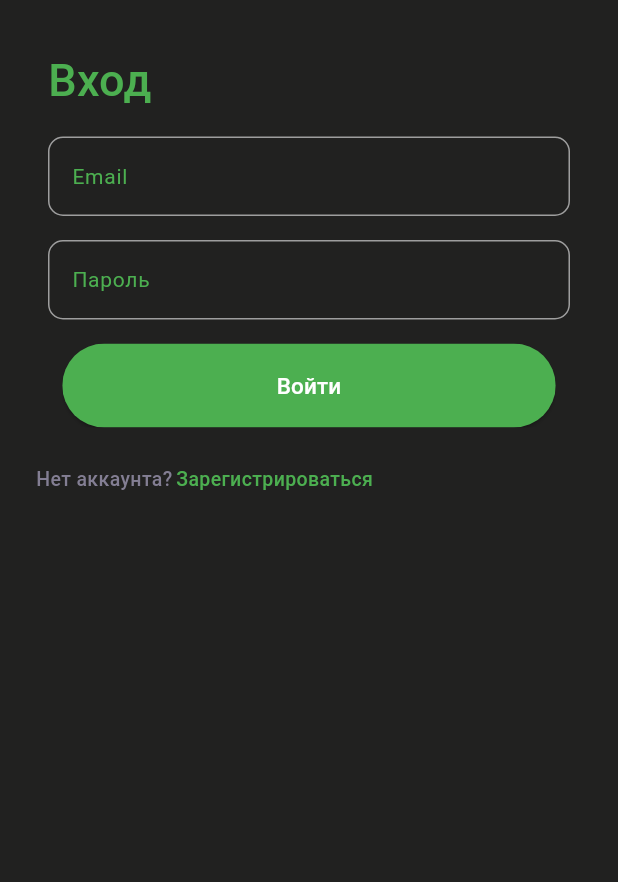
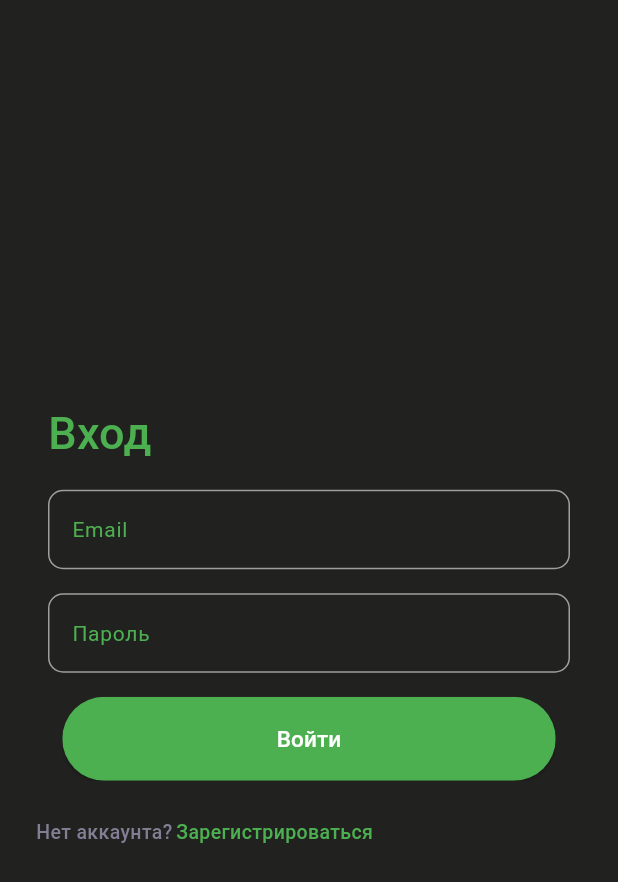
Before and after one commit to Anykeykin/save_pass, a Flutter app: the LoginScreen screen opened directly, after a tap on "Зарегистрироваться", on a phone screen of 412 x 824 dp. Shown: the top 882 px of the screen. Run offline on Flutter 3.47's test engine with Material 3 defaults, Android fonts, the phone set to English and light mode, and no system bars; our stand-ins replace bloc, equatable, flutter_bloc, sqflite, supabase_flutter; missing offline and left inert: swipeable_page_route; accounts and stored records are empty; Roboto replaces fonts that are missing (Poppins).

Commit message:
fix ui & nav on login screen

```diff
--- a/lib/save_pass_ui/login_screen.dart
+++ b/lib/save_pass_ui/login_screen.dart
@@ -1,6 +1,8 @@
 import 'package:flutter/material.dart';
 import 'package:flutter_bloc/flutter_bloc.dart';
 import 'package:save_pass/save_pass_bloc/authorization_bloc/authorization_bloc.dart';
+import 'package:save_pass/save_pass_bloc/passwords_bloc/passwords_bloc.dart';
+import 'package:save_pass/save_pass_ui/router.dart';
 
 class LoginScreen extends StatelessWidget {
   LoginScreen({super.key});
@@ -18,16 +20,21 @@ class LoginScreen extends StatelessWidget {
           });
         }
         if (state.registrationStatus == AuthorizationStatus.access) {
-          // Future.delayed(Duration.zero, () {
-          //   Navigator.of(context).pushNamed(
-          //     ScreenPaths.navBarScreen,
-          //     arguments: {},
-          //   );
-          // });
+          Future.delayed(Duration.zero, () {
+            Navigator.of(context).pushNamed(
+              ScreenPaths.passListScreen,
+              arguments: {
+                'passwords_bloc': context.read<PasswordsBloc>(),
+              },
+            );
+          });
         }
         return Scaffold(
           backgroundColor: const Color.fromARGB(255, 33, 33, 32),
-          body: Column(
+          body: SafeArea(
+            child: Center(
+              child: Column(
+                mainAxisAlignment: MainAxisAlignment.center,
                 children: [
                   Container(
                     padding: const EdgeInsets.all(24.0),
@@ -71,7 +78,8 @@ class LoginScreen extends StatelessWidget {
                                       ),
                                     ),
                                     labelText: 'Email',
-                                labelStyle: TextStyle(color: Colors.green))),
+                                    labelStyle:
+                                        TextStyle(color: Colors.green))),
                           ),
                           Padding(
                             padding: const EdgeInsets.all(8.0),
@@ -97,7 +105,8 @@ class LoginScreen extends StatelessWidget {
                                       ),
                                     ),
                                     labelText: 'Пароль',
-                                labelStyle: TextStyle(color: Colors.green))),
+                                    labelStyle:
+                                        TextStyle(color: Colors.green))),
                           ),
                           const SizedBox(
                             height: 8,
@@ -112,8 +121,9 @@ class LoginScreen extends StatelessWidget {
                                 style: ElevatedButton.styleFrom(
                                     backgroundColor: Colors.green),
                                 onPressed: () {
-                              registrationContext.read<AuthorizationBloc>().add(
-                                  Login(
+                                  registrationContext
+                                      .read<AuthorizationBloc>()
+                                      .add(Login(
                                           email: _emailController.text,
                                           password: _passwordController.text));
                                 },
@@ -148,10 +158,13 @@ class LoginScreen extends StatelessWidget {
                               ),
                               InkWell(
                                 onTap: () {
-                              // Navigator.of(context).pushNamed(
-                              //   ScreenPaths.registrationScreen,
-                              //   arguments: {},
-                              // );
+                                  Navigator.of(context).pushNamed(
+                                    ScreenPaths.registrationScreen,
+                                    arguments: {
+                                      'auth_bloc':
+                                          context.read<AuthorizationBloc>(),
+                                    },
+                                  );
                                 },
                                 child: const Text(
                                   'Зарегистрироваться',
@@ -169,6 +182,8 @@ class LoginScreen extends StatelessWidget {
                   ),
                 ],
               ),
+            ),
+          ),
         );
       },
     );
```
Lines whose indentation alone changed are shown as unchanged.
